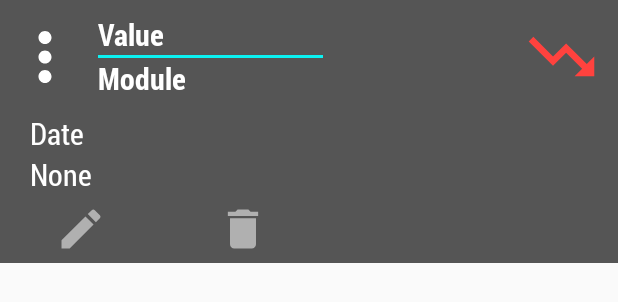
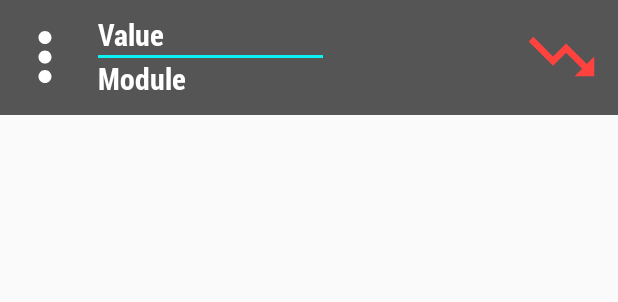
Before and after one commit to MaximeAeva/Poco, an Android app: the layout item_historic.xml on its own in the app's theme, with its tools: preview values and no code run, on a phone screen of 412 x 824 dp. Shown: the top 302 px of the screen. Run offline under Robolectric (Android 15) with nearby library versions, the phone set to English and light mode, and no system bars.

Commit message:
A bit more

```diff
--- a/app/src/main/res/layout/fragment_home.xml
+++ b/app/src/main/res/layout/fragment_home.xml
@@ -8,11 +8,11 @@
 
     <TextView
         android:id="@+id/Value"
-        style="@style/Valuefont"
+        style="@style/ValueDisplay"
         android:text="0.0"
         android:gravity="center"
         android:layout_width="match_parent"
-        android:layout_height="400dp" />
+        android:layout_height="500dp" />
 
     <Spinner
         android:id="@+id/module_spinner"
--- a/app/src/main/res/layout/item_historic.xml
+++ b/app/src/main/res/layout/item_historic.xml
@@ -67,7 +67,7 @@
     <LinearLayout
         android:id="@+id/linear_popup"
         android:layout_width="match_parent"
-        android:layout_height="100dp"
+        android:layout_height="1dp"
         app:layout_constraintEnd_toEndOf="parent"
         app:layout_constraintStart_toStartOf="parent"
         app:layout_constraintTop_toBottomOf="@+id/item_stonks"
@@ -91,21 +91,30 @@
 
         <LinearLayout
             android:id="@+id/linear_buttons"
-            android:layout_width="wrap_content"
+            android:layout_width="match_parent"
             android:layout_height="wrap_content"
+            app:layout_constraintRight_toEndOf="parent"
+            app:layout_constraintLeft_toStartOf="parent"
+            app:layout_constraintTop_toBottomOf="@+id/item_description"
+            app:layout_constraintBottom_toBottomOf="parent"
             android:orientation="horizontal">
 
             <ImageView
                 android:id="@+id/item_edit"
-                android:layout_width="wrap_content"
+                app:layout_constraintStart_toStartOf="parent"
+                android:layout_width="75dp"
                 android:layout_height="match_parent"
                 android:src="@drawable/ic_edit_foreground" />
 
             <ImageView
                 android:id="@+id/item_delete"
-                android:layout_width="wrap_content"
+                app:layout_constraintEnd_toEndOf="parent"
+                android:layout_width="75dp"
                 android:layout_height="match_parent"
                 android:src="@drawable/ic_delete_foreground" />
+
         </LinearLayout>
+
     </LinearLayout>
+
 </androidx.constraintlayout.widget.ConstraintLayout>
```
Also changed, not shown: app/src/main/res/values/themes.xml (+4 -4 lines).
